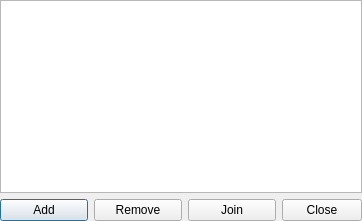
This is ui/channel_favourites.ui in gitter-badger/simplechatclient as Qt 5 draws it before an edit. The edited form follows.
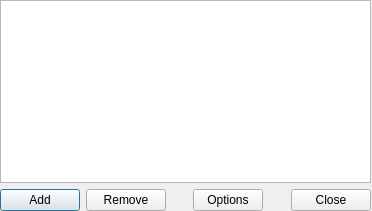
This is the edited form. Icons and pictures are not drawn.

Commit message: fixed favourites layout

```diff
--- a/ui/channel_favourites.ui
+++ b/ui/channel_favourites.ui
@@ -6,20 +6,20 @@
    <rect>
     <x>0</x>
     <y>0</y>
-    <width>362</width>
-    <height>221</height>
+    <width>372</width>
+    <height>211</height>
    </rect>
   </property>
   <property name="minimumSize">
    <size>
-    <width>362</width>
-    <height>221</height>
+    <width>372</width>
+    <height>211</height>
    </size>
   </property>
   <property name="maximumSize">
    <size>
-    <width>362</width>
-    <height>221</height>
+    <width>372</width>
+    <height>211</height>
    </size>
   </property>
   <property name="windowTitle">
@@ -34,8 +34,8 @@
     <rect>
      <x>0</x>
      <y>0</y>
-     <width>362</width>
-     <height>221</height>
+     <width>371</width>
+     <height>211</height>
     </rect>
    </property>
    <layout class="QVBoxLayout" name="verticalLayout">
@@ -72,12 +72,56 @@
        </widget>
       </item>
       <item>
-       <widget class="QPushButton" name="pushButton_join">
+       <spacer name="horizontalSpacer">
+        <property name="orientation">
+         <enum>Qt::Horizontal</enum>
+        </property>
+        <property name="sizeHint" stdset="0">
+         <size>
+          <width>40</width>
+          <height>20</height>
+         </size>
+        </property>
+       </spacer>
+      </item>
+      <item>
+       <widget class="QToolButton" name="toolButton_options">
+        <property name="sizePolicy">
+         <sizepolicy hsizetype="Fixed" vsizetype="Preferred">
+          <horstretch>0</horstretch>
+          <verstretch>0</verstretch>
+         </sizepolicy>
+        </property>
+        <property name="minimumSize">
+         <size>
+          <width>70</width>
+          <height>0</height>
+         </size>
+        </property>
         <property name="text">
-         <string>Join</string>
+         <string>Options</string>
+        </property>
+        <property name="popupMode">
+         <enum>QToolButton::InstantPopup</enum>
+        </property>
+        <property name="toolButtonStyle">
+         <enum>Qt::ToolButtonTextBesideIcon</enum>
         </property>
        </widget>
       </item>
+      <item>
+       <spacer name="horizontalSpacer_2">
+        <property name="orientation">
+         <enum>Qt::Horizontal</enum>
+        </property>
+        <property name="sizeHint" stdset="0">
+         <size>
+          <width>40</width>
+          <height>20</height>
+         </size>
+        </property>
+       </spacer>
+      </item>
       <item>
        <widget class="QDialogButtonBox" name="buttonBox">
         <property name="sizePolicy">
```
The commit also changes 3 other files.
